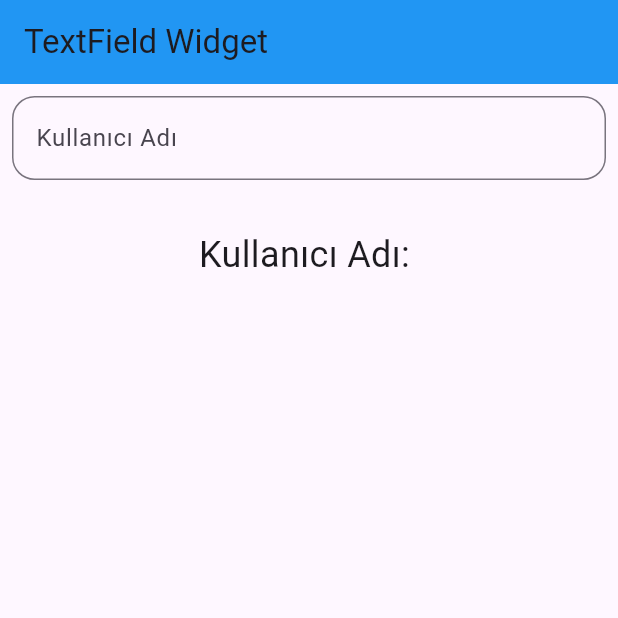
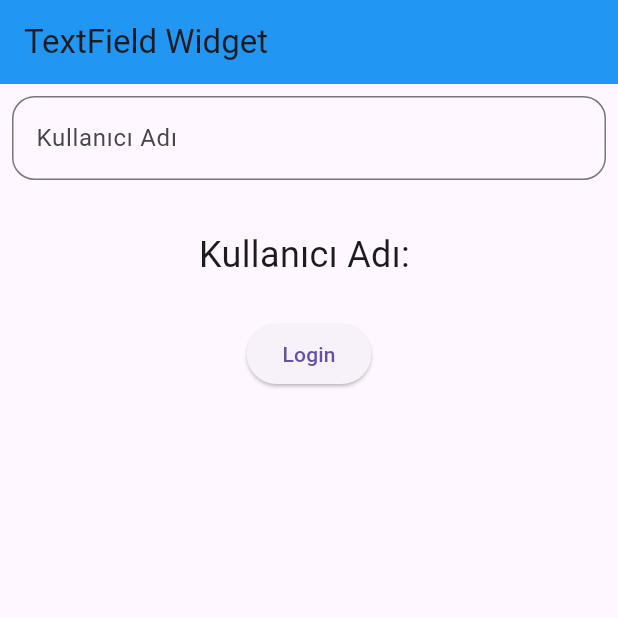
Before and after one commit to eminaydinalp/izu_mobile, a Flutter app: the screen it shows after launch, on a phone screen of 412 x 824 dp, the top half of it. Run offline on Flutter 3.47's test engine with Material 3 defaults, Android fonts, the phone set to English and light mode, and no system bars.

Commit message:
TextField Update

```diff
--- a/lib/MainWidgets/TextFieldWidget.dart
+++ b/lib/MainWidgets/TextFieldWidget.dart
@@ -7,6 +7,7 @@ class Textfieldwidget extends StatefulWidget {
 
 class _TextfieldwidgetState extends State<Textfieldwidget> {
   String _userName = "";
+  TextEditingController _controller = TextEditingController();
 
   @override
   Widget build(BuildContext context) {
@@ -26,9 +27,10 @@ class _TextfieldwidgetState extends State<Textfieldwidget> {
                       borderRadius: BorderRadius.circular(15))),
               onChanged: (value) {
                 setState(() {
-                  _userName = value;
+                  //_userName = value;
                 });
               },
+              controller: _controller,
             ),
           ),
           SizedBox(
@@ -40,8 +42,22 @@ class _TextfieldwidgetState extends State<Textfieldwidget> {
               fontSize: 24
             ),
           ),
+          SizedBox(
+            height: 25,
+          ),
+          ElevatedButton(
+            onPressed: _showUserName,
+            child: Text("Login"),
+          )
         ],
       ),
     );
   }
+
+  void _showUserName(){
+    setState(() {
+      _userName = _controller.text;
+    });
+
+  }
 }
```
